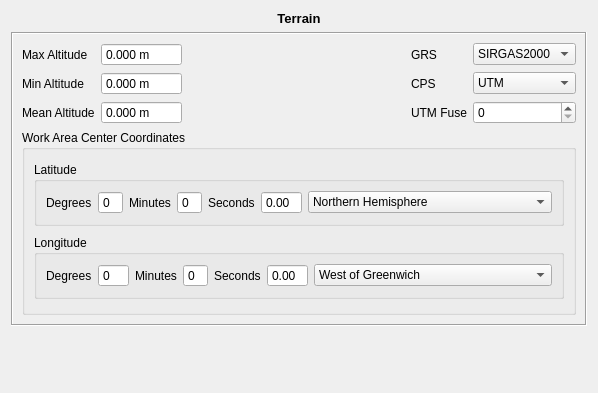
Qt form trunk/qt/formDisplay/TerrainLayout.ui (e-foto/e-foto) before a commit.
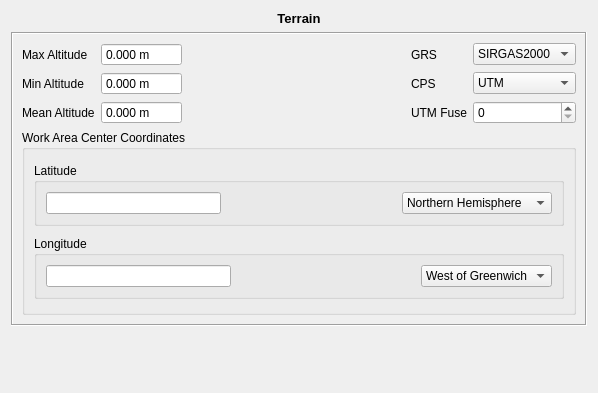
The same form after that commit. Custom widgets are drawn as their Qt base class.

Commit message: DmsEdit added; and Incorrect use of EDOM (on imagesForm and pointsForm) as removed

Diff of the .ui file:
```diff
--- a/trunk/qt/formDisplay/TerrainLayout.ui
+++ b/trunk/qt/formDisplay/TerrainLayout.ui
@@ -268,96 +268,41 @@
            <property name="title">
             <string>Latitude</string>
            </property>
-           <layout class="QHBoxLayout" name="horizontalLayout_6" stretch="0,0,0,1">
-            <item>
-             <layout class="QHBoxLayout" name="horizontalLayout_5">
-              <item>
-               <widget class="QLabel" name="label_4">
-                <property name="text">
-                 <string>Degrees</string>
-                </property>
-               </widget>
-              </item>
-              <item>
-               <widget class="QSpinBox" name="latDegreeSpin">
-                <property name="buttonSymbols">
-                 <enum>QAbstractSpinBox::NoButtons</enum>
-                </property>
-                <property name="accelerated">
-                 <bool>true</bool>
-                </property>
-                <property name="maximum">
-                 <number>90</number>
-                </property>
-               </widget>
-              </item>
-             </layout>
-            </item>
-            <item>
-             <layout class="QHBoxLayout" name="horizontalLayout_4">
-              <item>
-               <widget class="QLabel" name="label_5">
-                <property name="text">
-                 <string>Minutes</string>
-                </property>
-               </widget>
-              </item>
-              <item>
-               <widget class="QSpinBox" name="latMinutesSpin">
-                <property name="buttonSymbols">
-                 <enum>QAbstractSpinBox::NoButtons</enum>
-                </property>
-                <property name="accelerated">
-                 <bool>true</bool>
-                </property>
-                <property name="maximum">
-                 <number>59</number>
-                </property>
-               </widget>
-              </item>
-             </layout>
-            </item>
-            <item>
-             <layout class="QHBoxLayout" name="horizontalLayout_3">
-              <item>
-               <widget class="QLabel" name="label_6">
-                <property name="text">
-                 <string>Seconds</string>
-                </property>
-               </widget>
-              </item>
-              <item>
-               <widget class="EfotoDoubleSpinBox" name="latSecondSpin">
-                <property name="sizePolicy">
-                 <sizepolicy hsizetype="Minimum" vsizetype="Fixed">
-                  <horstretch>0</horstretch>
-                  <verstretch>0</verstretch>
-                 </sizepolicy>
-                </property>
-                <property name="maximumSize">
-                 <size>
-                  <width>75</width>
-                  <height>16777215</height>
-                 </size>
-                </property>
-                <property name="buttonSymbols">
-                 <enum>QAbstractSpinBox::NoButtons</enum>
-                </property>
-                <property name="accelerated">
-                 <bool>true</bool>
-                </property>
-                <property name="maximum">
-                 <double>59.990000000000002</double>
-                </property>
-               </widget>
-              </item>
-             </layout>
-            </item>
+           <layout class="QHBoxLayout" name="horizontalLayout_6" stretch="1">
             <item>
              <layout class="QHBoxLayout" name="horizontalLayout">
               <property name="sizeConstraint">
                <enum>QLayout::SetMaximumSize</enum>
               </property>
+              <item>
+               <widget class="DmsEdit" name="latDmsEdit">
+                <property name="minimumSize">
+                 <size>
+                  <width>0</width>
+                  <height>0</height>
+                 </size>
+                </property>
+                <property name="maximumSize">
+                 <size>
+                  <width>323</width>
+                  <height>16777215</height>
+                 </size>
+                </property>
+               </widget>
+              </item>
+              <item>
+               <spacer name="horizontalSpacer_2">
+                <property name="orientation">
+                 <enum>Qt::Horizontal</enum>
+                </property>
+                <property name="sizeHint" stdset="0">
+                 <size>
+                  <width>40</width>
+                  <height>20</height>
+                 </size>
+                </property>
+               </spacer>
+              </item>
               <item>
                <widget class="QComboBox" name="latDirCombo">
                 <property name="sizePolicy">
@@ -415,93 +360,32 @@
            <property name="title">
             <string>Longitude</string>
            </property>
-           <layout class="QHBoxLayout" name="horizontalLayout_10" stretch="0,0,0,1">
-            <item>
-             <layout class="QHBoxLayout" name="horizontalLayout_9">
-              <item>
-               <widget class="QLabel" name="label_7">
-                <property name="text">
-                 <string>Degrees</string>
-                </property>
-               </widget>
-              </item>
-              <item>
-               <widget class="QSpinBox" name="longDegreeSpin">
-                <property name="buttonSymbols">
-                 <enum>QAbstractSpinBox::NoButtons</enum>
-                </property>
-                <property name="accelerated">
-                 <bool>true</bool>
-                </property>
-                <property name="maximum">
-                 <number>180</number>
-                </property>
-               </widget>
-              </item>
-             </layout>
-            </item>
-            <item>
-             <layout class="QHBoxLayout" name="horizontalLayout_8">
-              <item>
-               <widget class="QLabel" name="label_8">
-                <property name="text">
-                 <string>Minutes</string>
-                </property>
-               </widget>
-              </item>
-              <item>
-               <widget class="QSpinBox" name="longMinutesSpin">
-                <property name="buttonSymbols">
-                 <enum>QAbstractSpinBox::NoButtons</enum>
-                </property>
-                <property name="accelerated">
-                 <bool>true</bool>
-                </property>
-                <property name="maximum">
-                 <number>59</number>
-                </property>
-               </widget>
-              </item>
-             </layout>
-            </item>
-            <item>
-             <layout class="QHBoxLayout" name="horizontalLayout_7">
-              <item>
-               <widget class="QLabel" name="label_9">
-                <property name="text">
-                 <string>Seconds</string>
-                </property>
-               </widget>
-              </item>
-              <item>
-               <widget class="EfotoDoubleSpinBox" name="longSecondSpin">
-                <property name="sizePolicy">
-                 <sizepolicy hsizetype="Minimum" vsizetype="Fixed">
-                  <horstretch>0</horstretch>
-                  <verstretch>0</verstretch>
-                 </sizepolicy>
-                </property>
-                <property name="maximumSize">
-                 <size>
-                  <width>75</width>
-                  <height>16777215</height>
-                 </size>
-                </property>
-                <property name="buttonSymbols">
-                 <enum>QAbstractSpinBox::NoButtons</enum>
-                </property>
-                <property name="accelerated">
-                 <bool>true</bool>
-                </property>
-                <property name="maximum">
-                 <double>59.990000000000002</double>
-                </property>
-               </widget>
-              </item>
-             </layout>
-            </item>
+           <layout class="QHBoxLayout" name="horizontalLayout_10" stretch="1">
             <item>
              <layout class="QHBoxLayout" name="horizontalLayout_2">
+              <item>
+               <widget class="DmsEdit" name="longDmsEdit">
+                <property name="maximumSize">
+                 <size>
+                  <width>323</width>
+                  <height>16777215</height>
+                 </size>
+                </property>
+               </widget>
+              </item>
+              <item>
+               <spacer name="horizontalSpacer_3">
+                <property name="orientation">
+                 <enum>Qt::Horizontal</enum>
+                </property>
+                <property name="sizeHint" stdset="0">
+                 <size>
+                  <width>40</width>
+                  <height>20</height>
+                 </size>
+                </property>
+               </spacer>
+              </item>
               <item>
                <widget class="QComboBox" name="longDirCombo">
                 <property name="sizePolicy">
@@ -566,6 +450,11 @@
    <extends>QDoubleSpinBox</extends>
    <header>EfotoDoubleSpinBox.h</header>
   </customwidget>
+  <customwidget>
+   <class>DmsEdit</class>
+   <extends>QLineEdit</extends>
+   <header>DmsEdit.h</header>
+  </customwidget>
  </customwidgets>
  <tabstops>
   <tabstop>maxAltSpinBox</tabstop>
```
Left out of the diff: 6 changed lines with no effect on the pictures. The commit also changes 7 other files.
